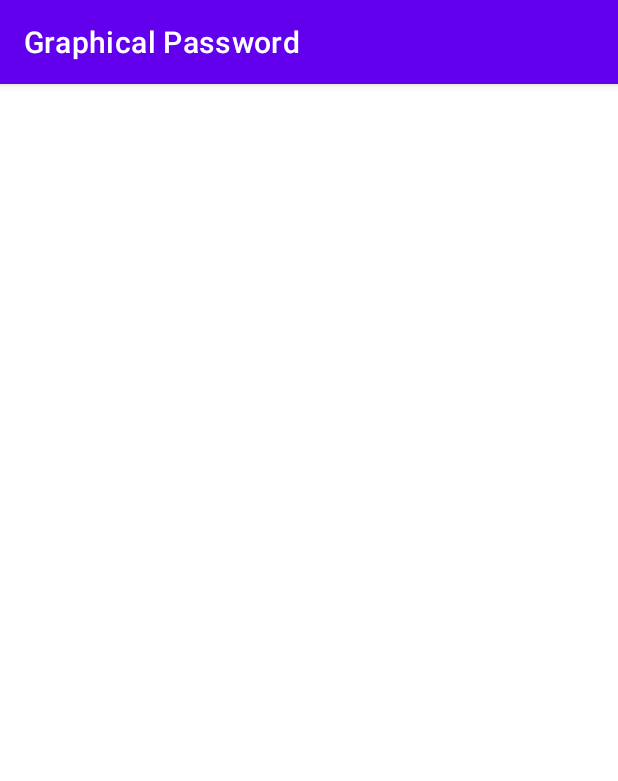
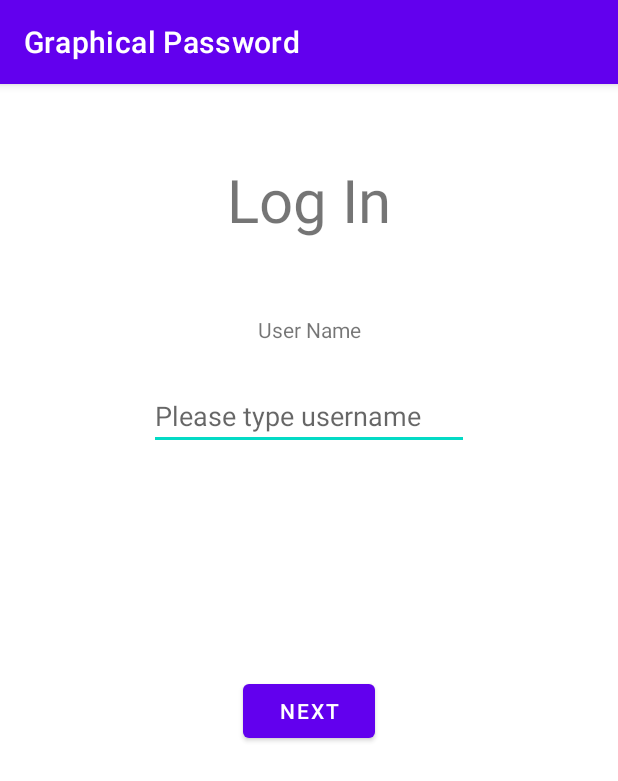
Before and after one commit to kbb233/gpassword, an Android app: the Login screen opened directly, with no data from a screen before it, on a phone screen of 412 x 824 dp. Shown: the top 781 px of the screen. Run offline under Robolectric (Android 15) with nearby library versions, the phone set to English and light mode, and no system bars.

Commit message:
login method finish

```diff
--- a/app/src/main/AndroidManifest.xml
+++ b/app/src/main/AndroidManifest.xml
@@ -21,6 +21,9 @@
         <activity android:name=".CreateProfile"/>
         <activity android:name=".UserProfile"/>
         <activity android:name=".SecuritySetUp"/>
+        <activity android:name=".Login_Password"/>
+        <activity android:name=".GraphicalPasswordActivity_Login"/>
+
         <activity android:name=".GraphicalPasswordActivity"/>
         <activity android:name=".MainActivity"
             android:exported="true">
--- a/app/src/main/java/com/example/graphicalpassword/CreatePassword.java
+++ b/app/src/main/java/com/example/graphicalpassword/CreatePassword.java
@@ -26,6 +26,7 @@ public class CreatePassword extends AppCompatActivity {
         String name = extras.getString("username");
         displayUsername.setText(name);
         initConfirmButton();
+
         displayGraphicalPassword = findViewById(R.id.display_gp);
         Button setGraphicalPasswordBtn = findViewById(R.id.set_graphical_btn);
         ActivityResultLauncher<Intent> graphicalPasswordActivityResultLauncher = registerForActivityResult(
--- /dev/null
+++ b/app/src/main/java/com/example/graphicalpassword/Password_Recovery.java
@@ -0,0 +1,4 @@
+package com.example.graphicalpassword;
+
+public class Password_Recovery {
+}
--- a/app/src/main/res/layout/login.xml
+++ b/app/src/main/res/layout/login.xml
@@ -1,6 +1,58 @@
 <?xml version="1.0" encoding="utf-8"?>
 <androidx.constraintlayout.widget.ConstraintLayout xmlns:android="http://schemas.android.com/apk/res/android"
+    xmlns:app="http://schemas.android.com/apk/res-auto"
+    xmlns:tools="http://schemas.android.com/tools"
     android:layout_width="match_parent"
     android:layout_height="match_parent">
 
+    <TextView
+        android:id="@+id/textView20"
+        android:layout_width="wrap_content"
+        android:layout_height="wrap_content"
+        android:layout_marginStart="100dp"
+        android:layout_marginTop="50dp"
+        android:layout_marginEnd="100dp"
+        android:text="Log In"
+        android:textSize="40sp"
+        app:layout_constraintEnd_toEndOf="parent"
+        app:layout_constraintStart_toStartOf="parent"
+        app:layout_constraintTop_toTopOf="parent" />
+
+    <TextView
+        android:id="@+id/textView21"
+        android:layout_width="wrap_content"
+        android:layout_height="wrap_content"
+        android:layout_marginStart="100dp"
+        android:layout_marginTop="50dp"
+        android:layout_marginEnd="100dp"
+        android:text="User Name"
+        app:layout_constraintEnd_toEndOf="parent"
+        app:layout_constraintStart_toStartOf="parent"
+        app:layout_constraintTop_toBottomOf="@+id/textView20" />
+
+    <EditText
+        android:id="@+id/user_input"
+        android:layout_width="wrap_content"
+        android:layout_height="wrap_content"
+        android:layout_marginStart="100dp"
+        android:layout_marginTop="25dp"
+        android:layout_marginEnd="100dp"
+        android:ems="10"
+        android:hint="Please type username"
+        android:inputType="textPersonName"
+        app:layout_constraintEnd_toEndOf="parent"
+        app:layout_constraintStart_toStartOf="parent"
+        app:layout_constraintTop_toBottomOf="@+id/textView21" />
+
+    <Button
+        android:id="@+id/check_username_login"
+        android:layout_width="wrap_content"
+        android:layout_height="wrap_content"
+        android:layout_marginStart="100dp"
+        android:layout_marginTop="150dp"
+        android:layout_marginEnd="100dp"
+        android:text="Next"
+        app:layout_constraintEnd_toEndOf="parent"
+        app:layout_constraintStart_toStartOf="parent"
+        app:layout_constraintTop_toBottomOf="@+id/user_input" />
 </androidx.constraintlayout.widget.ConstraintLayout>
```
Also changed, not shown: app/src/main/java/com/example/graphicalpassword/GraphicalPasswordActivity_Login.java (added, +106 -0 lines), app/src/main/java/com/example/graphicalpassword/Login.java (+54 -0 lines), app/src/main/java/com/example/graphicalpassword/Login_Password.java (added, +125 -0 lines), app/src/main/res/layout/login_password.xml (added, +128 -0 lines).
